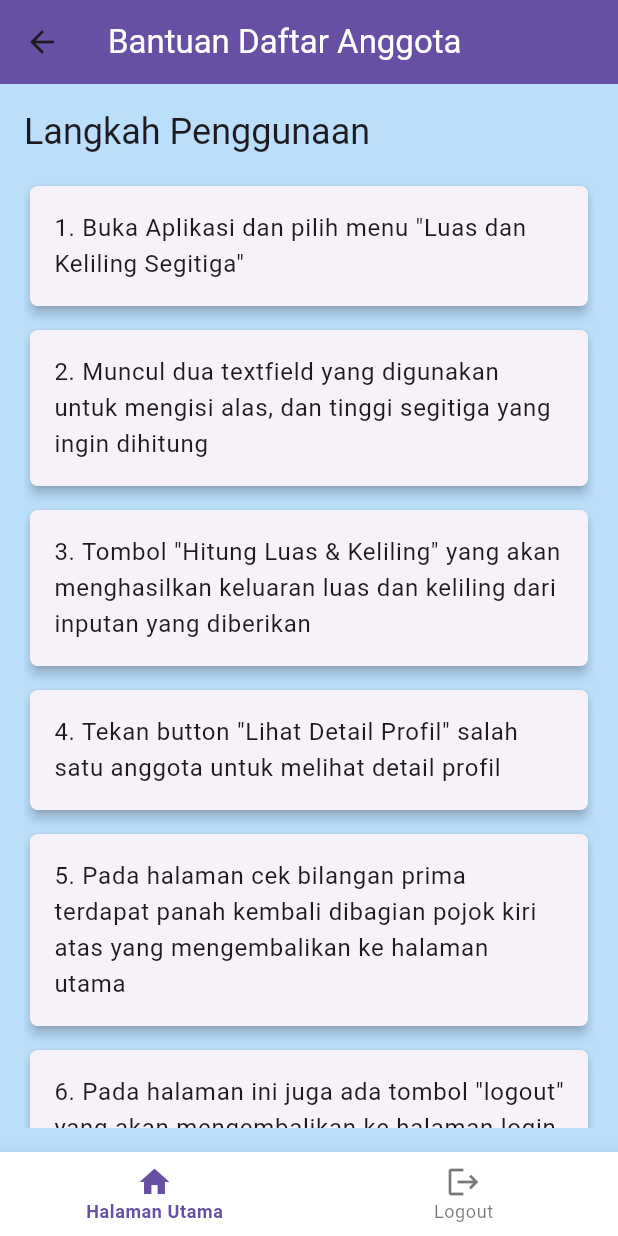
After one commit to SpeedyInsight/tugas4-teori-tpm, a Flutter app: the BantuanSegitiga screen opened directly, on a phone screen of 412 x 824 dp. The commit adds this screen. Run offline on Flutter 3.47's test engine with Material 3 defaults, Android fonts, the phone set to English and light mode, and no system bars; missing offline and left inert: flutter_math_fork.

Commit message:
segitiga dan bilangan prima

```diff
--- /dev/null
+++ b/lib/bantuan_segitiga.dart
@@ -0,0 +1,151 @@
+import 'package:flutter/material.dart';
+import 'package:tugas4/halaman_utama.dart';
+import 'login_page.dart';
+
+class BantuanSegitiga extends StatefulWidget {
+  const BantuanSegitiga({Key? key}) : super(key: key);
+
+  @override
+  State<BantuanSegitiga> createState() => _BantuanSegitigaState();
+}
+
+class _BantuanSegitigaState extends State<BantuanSegitiga> {
+  int _currentIndex = 0;
+
+  @override
+  Widget build(BuildContext context) {
+    final colorScheme = Theme.of(context).colorScheme;
+    final textTheme = Theme.of(context).textTheme;
+
+    return Scaffold(
+      appBar: AppBar(
+        backgroundColor: colorScheme.primary,
+        title: Text(
+          'Bantuan Daftar Anggota',
+          style: textTheme.headline6!.copyWith(color: Colors.white),
+        ),
+      ),
+      bottomNavigationBar: BottomNavigationBar(
+        type: BottomNavigationBarType.fixed,
+        currentIndex: _currentIndex,
+        backgroundColor: Colors.white,
+        selectedItemColor: colorScheme.primary,
+        unselectedItemColor: colorScheme.onSurface.withOpacity(.60),
+        selectedLabelStyle: textTheme.caption!.copyWith(
+          fontWeight: FontWeight.bold,
+        ),
+        unselectedLabelStyle: textTheme.caption,
+        onTap: (value) {
+          if (value == 1) {
+            AlertDialog alert = AlertDialog(
+              title: Text("Logout"),
+              content: Container(
+                child: Text("Apakah Anda Yakin Ingin Logout?"),
+              ),
+              actions: [
+                TextButton(
+                  child: Text("Yes"),
+                  onPressed: () {
+                    Navigator.pushReplacement(
+                      context,
+                      MaterialPageRoute(builder: (context) => LoginPage()),
+                    );
+                  },
+                ),
+                TextButton(
+                  child: Text("No"),
+                  onPressed: () {
+                    Navigator.of(context).pop();
+                  },
+                ),
+              ],
+            );
+            showDialog(context: context, builder: (context) => alert);
+          }else{
+            Navigator.pushReplacement(context,
+                MaterialPageRoute(builder: (context) => HalamanUtama()));
+          }
+          // Respond to item press.
+          setState(() => _currentIndex = value);
+        },
+        items: [
+          BottomNavigationBarItem(
+            label: 'Halaman Utama',
+            icon: Icon(Icons.home),
+          ),
+          BottomNavigationBarItem(
+            label: 'Logout',
+            icon: Icon(Icons.logout),
+          ),
+        ],
+      ),
+      body: Container(
+        decoration: BoxDecoration(
+          color: Colors.blue[100],
+        ),
+        padding: EdgeInsets.all(16.0),
+        child: Column(
+          crossAxisAlignment: CrossAxisAlignment.start,
+          children: [
+            Text(
+              'Langkah Penggunaan',
+              style: textTheme.headline5,
+            ),
+            SizedBox(height: 16),
+            Expanded(
+              child: ListView(
+                children: [
+                  _buildCard(
+                    '1. Buka Aplikasi dan pilih menu "Luas dan Keliling Segitiga"',
+                    textTheme,
+                  ),
+                  SizedBox(height: 8),
+                  _buildCard(
+                    '2. Muncul dua textfield yang digunakan untuk mengisi alas, dan tinggi segitiga yang ingin dihitung',
+                    textTheme,
+                  ),
+                  SizedBox(height: 8),
+                  _buildCard(
+                    '3. Tombol "Hitung Luas & Keliling" yang akan menghasilkan keluaran luas dan keliling dari inputan yang diberikan',
+                    textTheme,
+                  ),
+                  SizedBox(height: 8),
+                  _buildCard(
+                    '4. Tekan button "Lihat Detail Profil" salah satu anggota untuk melihat detail profil',
+                    textTheme,
+                  ),
+                  SizedBox(height: 8),
+                  _buildCard(
+                    '5. Pada halaman cek bilangan prima terdapat panah kembali dibagian pojok kiri atas yang mengembalikan ke halaman utama',
+                    textTheme,
+                  ),
+                  SizedBox(height: 8),
+                  _buildCard(
+                    '6. Pada halaman ini juga ada tombol "logout" yang akan mengembalikan ke halaman login',
+                    textTheme,
+                  ),
+                ],
+              ),
+            ),
+          ],
+        ),
+      ),
+    );
+  }
+
+  Widget _buildCard(String text, TextTheme textTheme) {
+    return Card(
+      elevation: 3.0,
+      shape: RoundedRectangleBorder(
+        borderRadius: BorderRadius.circular(5),
+      ),
+      child: Padding(
+        padding: const EdgeInsets.all(16.0),
+        child: Text(
+          text,
+          style: textTheme.bodyText1,
+        ),
+      ),
+    );
+  }
+}
--- a/lib/daftar_anggota.dart
+++ b/lib/daftar_anggota.dart
@@ -2,7 +2,6 @@ import 'package:flutter/material.dart';
 import 'package:tugas4/halaman_utama.dart';
 import 'bantuan_daftar_anggota.dart';
 import 'detail_profil1.dart';
-import 'detail_profil2.dart';
 import 'login_page.dart';
 
 class DaftarAnggota extends StatefulWidget {
@@ -169,7 +168,7 @@ class _DaftarAnggotaState extends State<DaftarAnggota> {
                                   },
                                   child: const Text("Lihat Detail Profil"),
                                   style: ElevatedButton.styleFrom(
-                                    foregroundColor: Colors.white, minimumSize: const Size.fromHeight(40),
+                                    foregroundColor: Colors.black , minimumSize: const Size.fromHeight(40),
                                     shape: const RoundedRectangleBorder(),
                                     padding: const EdgeInsets.symmetric(
                                         horizontal: 20),
--- a/lib/detail_profil1.dart
+++ b/lib/detail_profil1.dart
@@ -113,13 +113,13 @@ class _HalamanProfilAbhyState extends State<HalamanProfilAbhy> {
                     ListTile(
                       leading: Icon(Icons.school),
                       title: Text('Kelas'),
-                      subtitle: Text('Teknologi Dan Pemrograman Mobile IF-B'),
+                      subtitle: Text('Teknologi Dan Pemrograman Mobile IF-A'),
                     ),
                     Divider(),
                     ListTile(
                       leading: Icon(Icons.location_on),
                       title: Text('Tempat, Tanggal Lahir'),
-                      subtitle: Text('Bungkolo, 23 Desember 2001'),
+                      subtitle: Text('Bungkolo, 1 Desember 2000'),
                     ),
                     Divider(),
                     ListTile(
```
Also changed, not shown: lib/bantuan_prima.dart (added, +151 -0 lines), lib/detail_profil2.dart (deleted, +0 -140 lines), lib/ganjil_genap.dart (+66 -0 lines), lib/segitiga.dart (+66 -0 lines), 1 other file.
